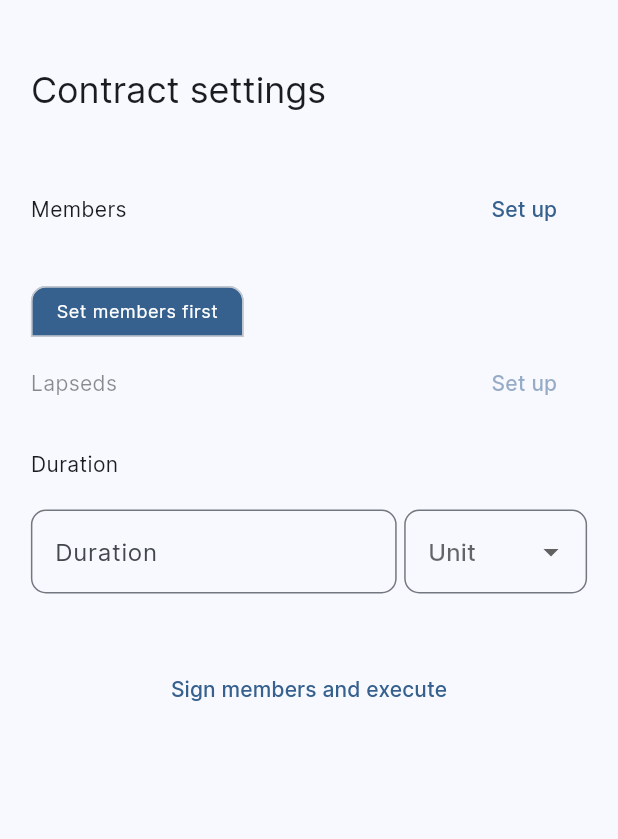
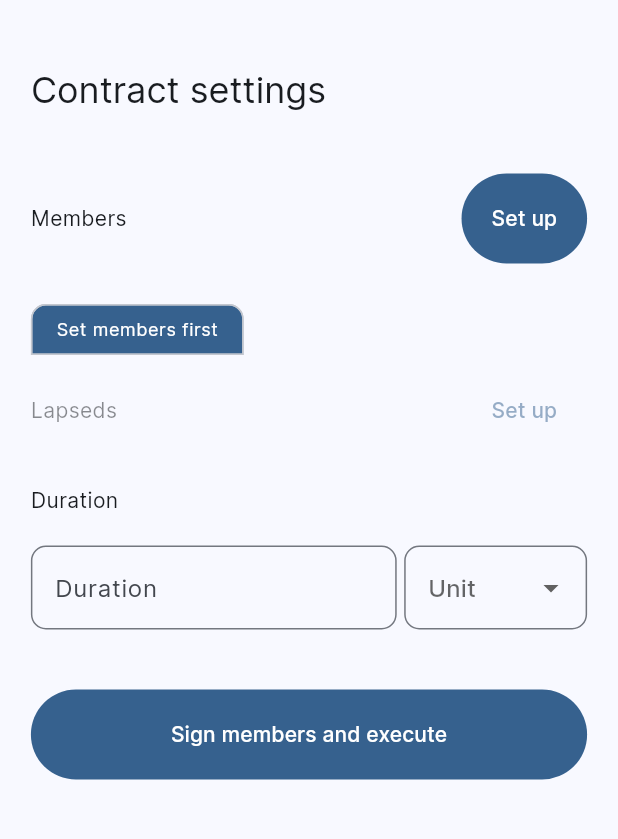
Before and after one commit to pastelcode/automated_payments_on_eth_blockchain_frontend, a Flutter app: the screen it shows after launch, on a phone screen of 412 x 824 dp, the part 77-916 px from its top. Run offline on Flutter 3.47's test engine with Material 2 defaults, Android fonts, the light colour scheme and no system bars; our stand-ins replace dartz, equatable, flutter_bloc, flutter_remix, go_router, hydrated_bloc.

Commit message:
Modify button theme

```diff
--- a/lib/core/presentation/widgets/button/button.dart
+++ b/lib/core/presentation/widgets/button/button.dart
@@ -59,7 +59,10 @@ class Button extends StatelessWidget {
       child: TextButton(
         onPressed: onPressed,
         style: TextButton.styleFrom(
-          foregroundColor: isPrimary ? theme.colorScheme.primary : null,
+          foregroundColor: isPrimary
+              ? theme.colorScheme.onPrimary
+              : theme.colorScheme.primary,
+          backgroundColor: isPrimary ? theme.colorScheme.primary : null,
         ),
         child: isVertical
             ? Column(
--- a/lib/core/theme/theme.dart
+++ b/lib/core/theme/theme.dart
@@ -37,9 +37,8 @@ mixin ApplicationTheme {
     final buttonStyle = TextButton.styleFrom(
       foregroundColor: colorScheme.onSurface,
       elevation: 0,
-      padding: const EdgeInsets.symmetric(
-        horizontal: 20,
-        vertical: 10,
+      padding: const EdgeInsets.all(
+        20,
       ),
     );
 
--- a/lib/features/home/presentation/widgets/home_page/lapseds.dart
+++ b/lib/features/home/presentation/widgets/home_page/lapseds.dart
@@ -50,7 +50,6 @@ class _Lapseds extends StatelessWidget {
                     const Spacer(),
                     Button(
                       onPressed: () {},
-                      isPrimary: true,
                       title: Text(
                         state.lapseds.isEmpty ? 'Set up' : 'View',
                       ),
```
